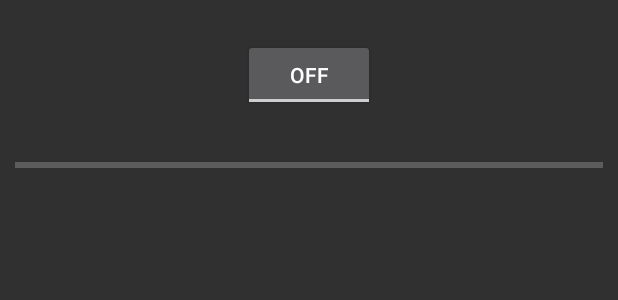
After one commit to HugoSecteur4/SaladeTomateOignons, an Android app: the layout activity_recette_maker.xml on its own in the app's theme, with its tools: preview values and no code run, on a phone screen of 412 x 824 dp. The commit adds this screen. Shown: the top 300 px of the screen. Run offline under Robolectric (Android 15) with nearby library versions, the phone set to English and light mode, and no system bars.

Commit message:
tentative de merge parce que ça va échouer non non non

```diff
--- a/zxing-sample/src/main/AndroidManifest.xml
+++ b/zxing-sample/src/main/AndroidManifest.xml
@@ -4,6 +4,8 @@
 
     <uses-permission android:name="android.permission.CAMERA" />
     <uses-permission android:name="android.permission.INTERNET" />
+    <uses-permission android:name="android.permission.RECORD_AUDIO"/>
+
 
     <application
         android:allowBackup="true"
@@ -81,6 +83,9 @@
         <activity android:name=".ManualAddActivity"
             android:parentActivityName=".IngredientsActivity"
             android:theme="@style/Theme.AppCompat.NoActionBar"/>
+        <activity android:name=".VoiceRecognitionActivity"
+            android:parentActivityName=".MainActivity"
+            android:theme="@style/Theme.AppCompat.NoActionBar"/>
     </application>
 
 </manifest>
--- a/zxing-sample/src/main/java/me/dm7/barcodescanner/zxing/sample/MainActivity.java
+++ b/zxing-sample/src/main/java/me/dm7/barcodescanner/zxing/sample/MainActivity.java
@@ -28,7 +28,7 @@ public class MainActivity extends AppCompatActivity {
 
 
     public void goto_lets_cook(View view){
-        Intent intent = new Intent(this,LetsCookActivity.class);
+        Intent intent = new Intent(this,VoiceRecognitionActivity.class);
         startActivity(intent);
     }
 
--- /dev/null
+++ b/zxing-sample/src/main/res/layout/activity_recette_maker.xml
@@ -0,0 +1,35 @@
+<?xml version="1.0" encoding="utf-8"?>
+<RelativeLayout xmlns:android="http://schemas.android.com/apk/res/android"
+    android:layout_width="match_parent"
+    android:layout_height="match_parent"
+    android:orientation="vertical" >
+
+    <ProgressBar
+        android:id="@+id/progressBar1"
+        style="?android:attr/progressBarStyleHorizontal"
+        android:layout_width="match_parent"
+        android:layout_height="wrap_content"
+        android:layout_alignParentLeft="true"
+        android:layout_below="@+id/toggleButton1"
+        android:layout_marginTop="28dp"
+        android:paddingLeft="10dp"
+        android:paddingRight="10dp" />
+
+    <TextView
+        android:id="@+id/textView1"
+        android:layout_width="wrap_content"
+        android:layout_height="wrap_content"
+        android:layout_below="@+id/progressBar1"
+        android:layout_centerHorizontal="true"
+        android:layout_marginTop="47dp" />
+
+    <ToggleButton
+        android:id="@+id/toggleButton1"
+        android:layout_width="wrap_content"
+        android:layout_height="wrap_content"
+        android:layout_alignParentTop="true"
+        android:layout_centerHorizontal="true"
+        android:layout_marginTop="26dp"
+        android:text="ToggleButton" />
+
+</RelativeLayout>
```
Also changed, not shown: core/build.gradle (+21 -0 lines), zbar-sample/build.gradle (+23 -1 lines), zbar/build.gradle (+23 -1 lines), zxing-sample/build.gradle (+23 -0 lines), zxing-sample/src/main/java/me/dm7/barcodescanner/zxing/sample/VoiceRecognitionActivity.java (added, +215 -0 lines), zxing/build.gradle (+26 -0 lines).
